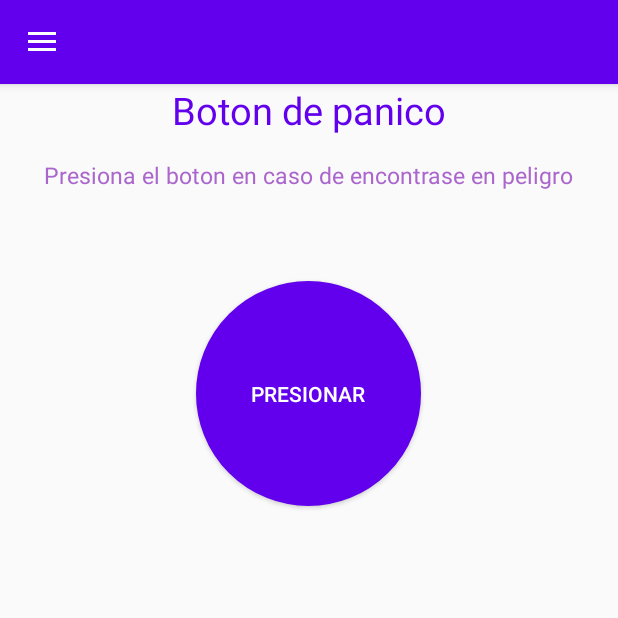
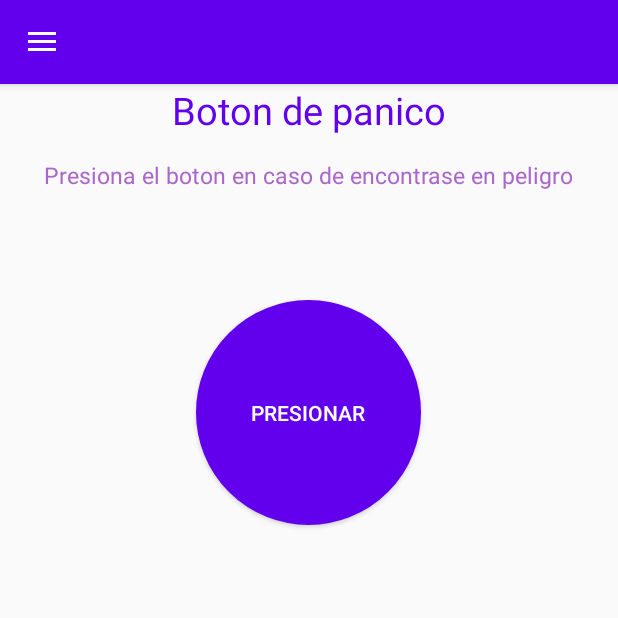
Before and after one commit to Alexander8651/Lybra_app, an Android app: the MainFragment screen opened directly, with no data from a screen before it, on a phone screen of 412 x 824 dp, the top half of it. Run offline under Robolectric (Android 15) with nearby library versions, the light colour scheme and no system bars; our stand-ins replace Room's generated code, data binding, navigation-ui; libraries missing offline, so code that uses them is left out: androidx.camera.core; 8 statements that could not run were skipped.

Commit message:
se soliona desplazamiento de boton

```diff
--- a/app/src/main/res/layout/fragment_main.xml
+++ b/app/src/main/res/layout/fragment_main.xml
@@ -20,7 +20,7 @@
         <TextView
             android:id="@+id/textoEnvioMensaje"
             android:layout_width="wrap_content"
-            android:layout_height="wrap_content"
+            android:layout_height="34dp"
             android:layout_marginTop="15dp"
             android:text="Presiona el boton en caso de encontrase en peligro"
             android:textColor="@android:color/holo_purple"
```
